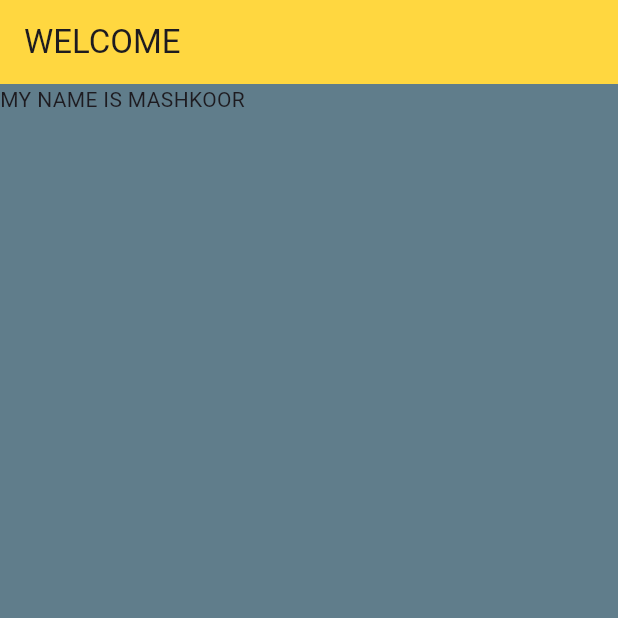
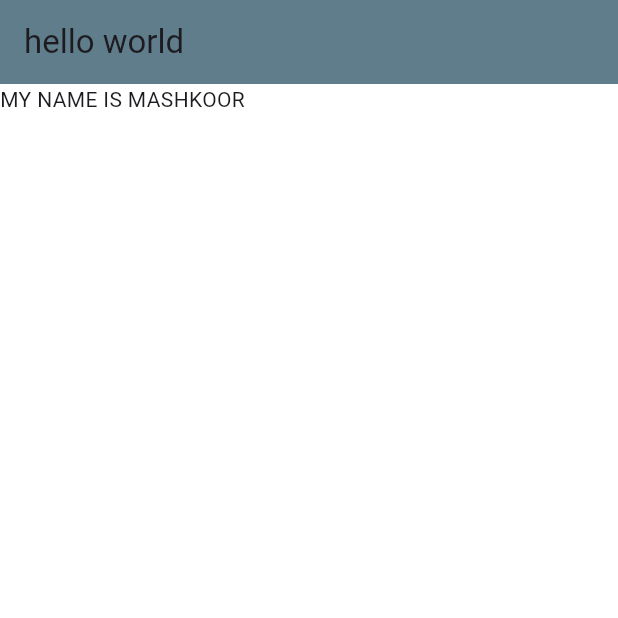
Before and after one commit to mashkoordev/helloworld, a Flutter app: the screen it shows after launch, on a phone screen of 412 x 824 dp, the top half of it. Run offline on Flutter 3.47's test engine with Material 3 defaults, Android fonts, the phone set to English and light mode, and no system bars.

Commit message:
helloworld

```diff
--- a/lib/main.dart
+++ b/lib/main.dart
@@ -18,10 +18,10 @@ class MyApp extends StatelessWidget {
         useMaterial3: true,
       ),
       home:Scaffold(
-        backgroundColor: Colors.blueGrey,
+        backgroundColor: Colors.white,
         appBar: AppBar(
-          backgroundColor: Colors.amberAccent,
-          title:const Text('WELCOME'),
+          backgroundColor: Colors.blueGrey,
+          title:const Text('hello world'),
         ),
         body:const Column(
           children: [
```
